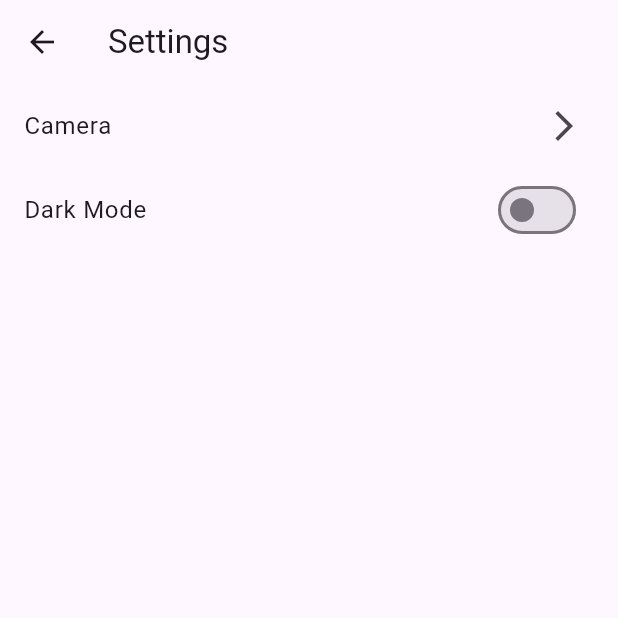
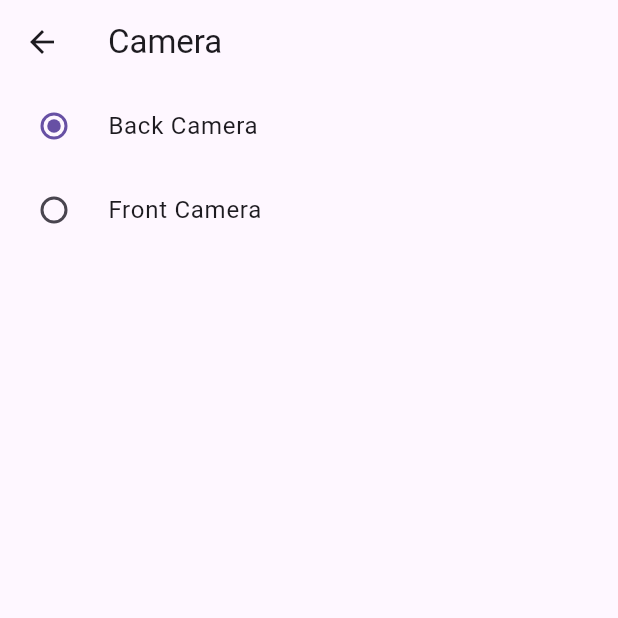
Before and after one commit to RinciAtrey/QR-Barcode-Scanner, a Flutter app: the SettingsPage screen opened directly, after a tap on "Camera", on a phone screen of 412 x 824 dp, the top half of it. Run offline on Flutter 3.47's test engine with Material 3 defaults, Android fonts, the phone set to English and light mode, and no system bars; our stand-ins replace barcode_widget, flutter_contacts, hive, hive_flutter, permission_handler, qr_flutter and 2 more; missing offline and left inert: mobile_scanner; accounts and stored records are empty.

Commit message:
Settings page.

```diff
--- /dev/null
+++ b/lib/data/camera_data.dart
@@ -0,0 +1,9 @@
+enum CameraFacingOption { back, front }
+
+extension CameraFacingOptionX on CameraFacingOption {
+  String get key => this == CameraFacingOption.back ? 'back' : 'front';
+  static CameraFacingOption fromKey(String k) =>
+      k == CameraFacingOption.front.key
+          ? CameraFacingOption.front
+          : CameraFacingOption.back;
+}
--- a/lib/screens/main_pages/settings_page.dart
+++ b/lib/screens/main_pages/settings_page.dart
@@ -1,5 +1,7 @@
 import 'package:flutter/material.dart';
 import 'package:hive_flutter/hive_flutter.dart';
+
+import '../../data/camera_data.dart';
 
 class SettingsPage extends StatelessWidget {
   const SettingsPage({super.key});
@@ -9,9 +11,13 @@ class SettingsPage extends StatelessWidget {
     final box = Hive.box('settings');
 
     return ValueListenableBuilder<Box>(
-      valueListenable: box.listenable(keys: ['isDarkMode']),
+      valueListenable: box.listenable(
+        keys: ['isDarkMode', 'autoFlash', 'autoCopy'],
+      ),
       builder: (context, settingsBox, _) {
         final isDark = settingsBox.get('isDarkMode', defaultValue: false) as bool;
+        final autoFlash = settingsBox.get('autoFlash', defaultValue: false) as bool;
+        final autoCopy = settingsBox.get('autoCopy', defaultValue: false) as bool;
 
         return Scaffold(
           appBar: AppBar(title: const Text('Settings')),
@@ -19,10 +25,24 @@ class SettingsPage extends StatelessWidget {
             children: [
                ListTile(
                  title: Text('Camera'),
-                 //subtitle: Text('Manage your settings here'),
+            subtitle: ValueListenableBuilder<Box>(
+              valueListenable: Hive.box('settings').listenable(keys: ['cameraFacing']),
+              builder: (_, box, __) {
+                final k = box.get('cameraFacing',
+                    defaultValue: CameraFacingOption.back.key) as String;
+                final choice = CameraFacingOptionX.fromKey(k);
+                return Text(
+                  choice == CameraFacingOption.back ? 'Back Camera' : 'Front Camera',
+                  style: Theme.of(context).textTheme.bodySmall,
+                );
+              },
+            ),
                  trailing: Icon(Icons.arrow_forward_ios),
                  onTap: (){
-
+                   Navigator.push(
+                     context,
+                     MaterialPageRoute(builder: (_) => const CameraSettingsPage()),
+                   );
                  }
                ),
               SwitchListTile(
@@ -32,6 +52,22 @@ class SettingsPage extends StatelessWidget {
                   settingsBox.put('isDarkMode', val);
                 },
               ),
+              SwitchListTile(
+                title: const Text('Auto-Flash'),
+                value: settingsBox.get('autoFlash', defaultValue: false) as bool,
+                onChanged: (val) => settingsBox.put('autoFlash', val),
+              ),
+
+              SwitchListTile(
+                title: const Text('Auto-Copy'),
+                subtitle: const Text('Copy scan results to clipboard immediately'),
+                value: settingsBox.get('autoCopy', defaultValue: false) as bool,
+                onChanged: (val){
+                  settingsBox.put('autoCopy', val);
+                  debugPrint('autoFlash is now ${settingsBox.get('autoFlash')}');
+                }
+              ),
+
             ],
           ),
         );
@@ -39,3 +75,43 @@ class SettingsPage extends StatelessWidget {
     );
   }
 }
+
+
+
+class CameraSettingsPage extends StatelessWidget {
+  const CameraSettingsPage({super.key});
+
+  @override
+  Widget build(BuildContext context) {
+    final box = Hive.box('settings');
+    return ValueListenableBuilder<Box>(
+      valueListenable: box.listenable(keys: ['cameraFacing']),
+      builder: (_, settingsBox, __) {
+        final currentKey = settingsBox.get(
+            'cameraFacing',
+            defaultValue: CameraFacingOption.back.key) as String;
+        final current = CameraFacingOptionX.fromKey(currentKey);
+
+        return Scaffold(
+          appBar: AppBar(title: const Text('Camera')),
+          body: ListView(
+            children: CameraFacingOption.values.map((opt) {
+              final label = opt == CameraFacingOption.back
+                  ? 'Back Camera'
+                  : 'Front Camera';
+              return RadioListTile<CameraFacingOption>(
+                title: Text(label),
+                value: opt,
+                groupValue: current,
+                onChanged: (sel) {
+                  if (sel == null) return;
+                  settingsBox.put('cameraFacing', sel.key);
+                },
+              );
+            }).toList(),
+          ),
+        );
+      },
+    );
+  }
+}
```
Also changed, not shown: lib/screens/main_pages/scanner_screen.dart (+165 -153 lines), lib/data/savedcode.g.dart.
